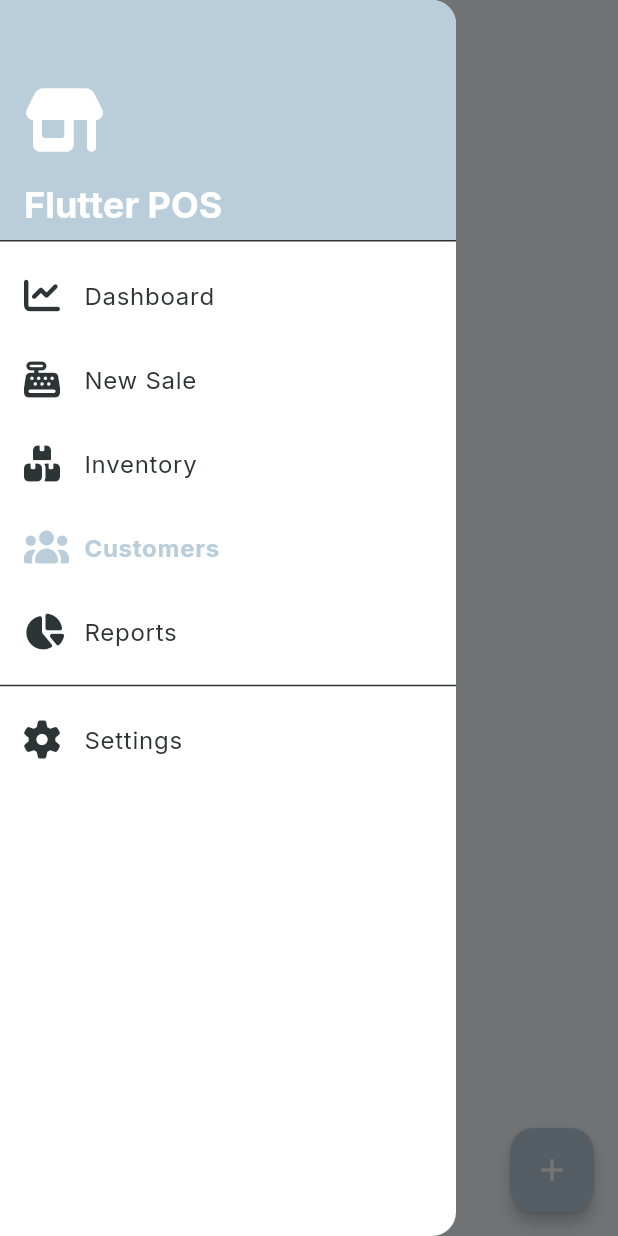
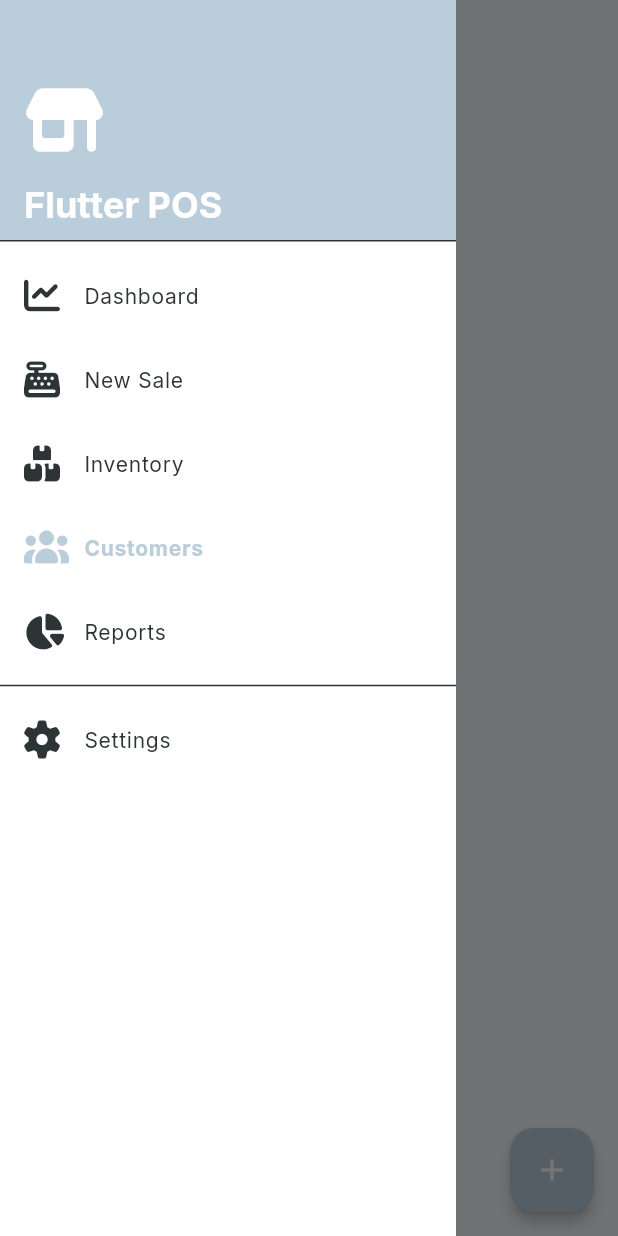
Before and after one commit to shahsani/flutter-pos, a Flutter app: the CustomerListScreen screen opened by its route, with the side drawer open, on a phone screen of 412 x 824 dp. Run offline on Flutter 3.47's test engine with Material 3 defaults, Android fonts, the phone set to English and light mode, and no system bars; our stand-ins replace equatable, flutter_animate, flutter_riverpod, font_awesome_flutter, go_router, google_fonts and 2 more; accounts and stored records are empty.

Commit message:
remove drawer round corners

```diff
--- a/lib/core/widgets/app_drawer.dart
+++ b/lib/core/widgets/app_drawer.dart
@@ -8,6 +8,7 @@ class AppDrawer extends StatelessWidget {
   @override
   Widget build(BuildContext context) {
     return Drawer(
+      shape: const RoundedRectangleBorder(borderRadius: BorderRadius.zero),
       child: ListView(
         padding: EdgeInsets.zero,
         children: [
@@ -102,6 +103,7 @@ class _DrawerItem extends StatelessWidget {
         style: TextStyle(
           fontWeight: isSelected ? FontWeight.bold : FontWeight.normal,
           color: isSelected ? Theme.of(context).colorScheme.primary : null,
+          fontSize: Theme.of(context).textTheme.titleSmall?.fontSize,
         ),
       ),
       selected: isSelected,
```
